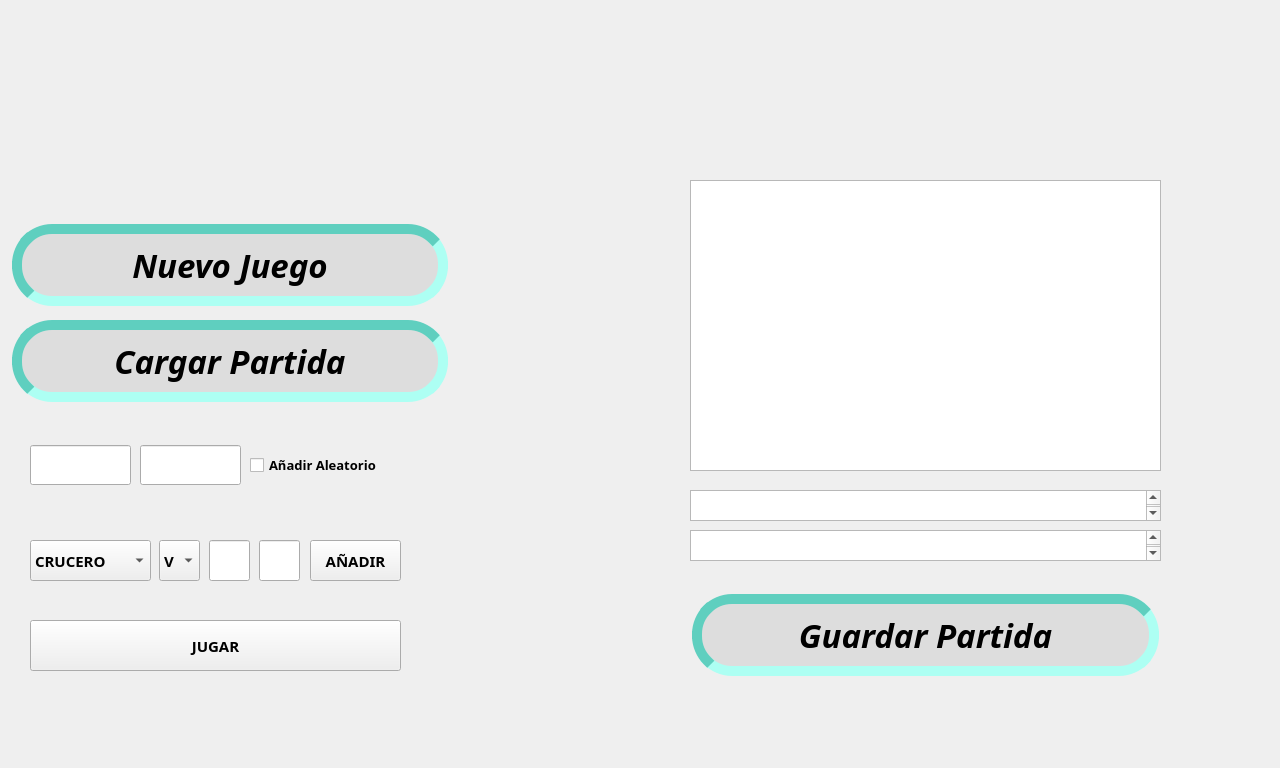
This is TP3_BETA1/Ventana/mainwindow.ui in fnferrero97/tp3BatallaNaval as Qt 5 draws it before an edit. The edited form follows.
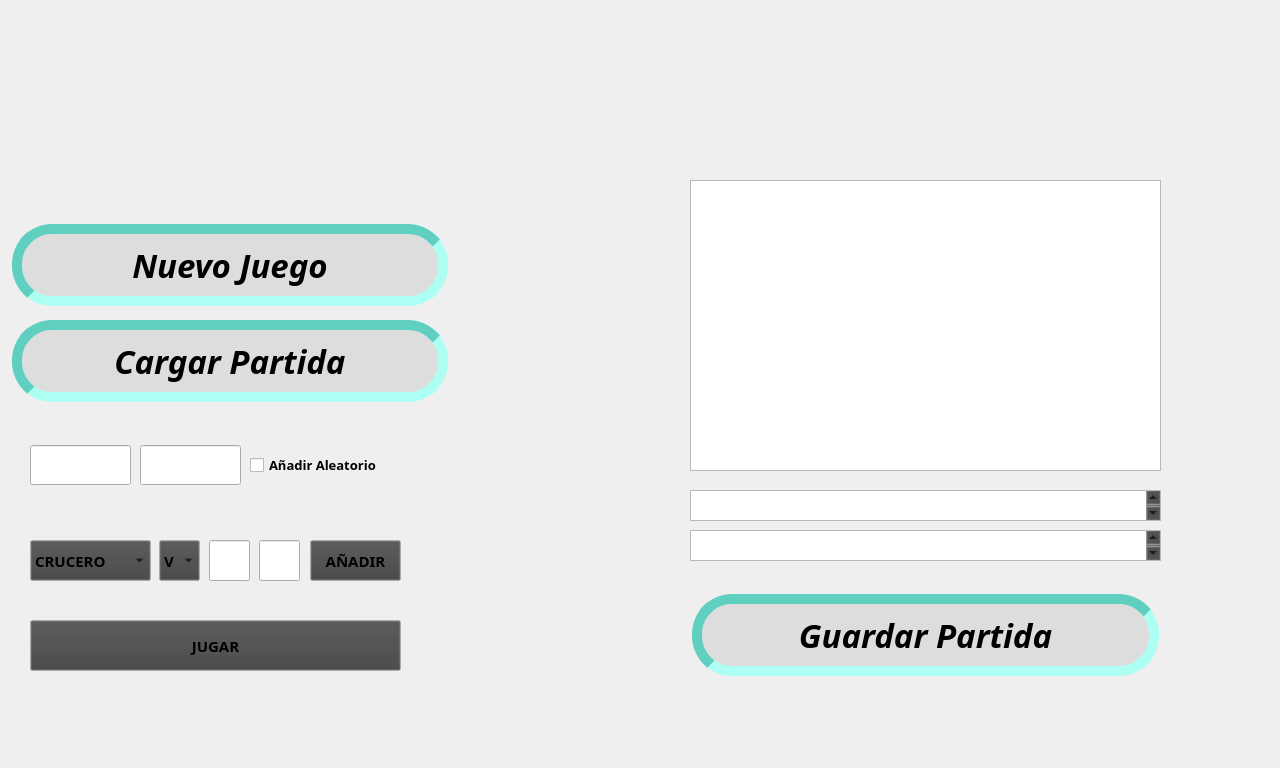
This is the edited form. Icons and pictures are not drawn.

Patch:
```diff
--- a/TP3_BETA1/Ventana/mainwindow.ui
+++ b/TP3_BETA1/Ventana/mainwindow.ui
@@ -24,9 +24,120 @@
   </property>
   <property name="palette">
    <palette>
-    <active/>
-    <inactive/>
-    <disabled/>
+    <active>
+     <colorrole role="Button">
+      <brush brushstyle="SolidPattern">
+       <color alpha="255">
+        <red>198</red>
+        <green>219</green>
+        <blue>245</blue>
+       </color>
+      </brush>
+     </colorrole>
+     <colorrole role="Dark">
+      <brush brushstyle="SolidPattern">
+       <color alpha="255">
+        <red>177</red>
+        <green>177</green>
+        <blue>177</blue>
+       </color>
+      </brush>
+     </colorrole>
+     <colorrole role="Mid">
+      <brush brushstyle="SolidPattern">
+       <color alpha="255">
+        <red>212</red>
+        <green>212</green>
+        <blue>212</blue>
+       </color>
+      </brush>
+     </colorrole>
+     <colorrole role="Text">
+      <brush brushstyle="SolidPattern">
+       <color alpha="255">
+        <red>208</red>
+        <green>208</green>
+        <blue>208</blue>
+       </color>
+      </brush>
+     </colorrole>
+    </active>
+    <inactive>
+     <colorrole role="Button">
+      <brush brushstyle="SolidPattern">
+       <color alpha="255">
+        <red>64</red>
+        <green>65</green>
+        <blue>66</blue>
+       </color>
+      </brush>
+     </colorrole>
+     <colorrole role="Dark">
+      <brush brushstyle="SolidPattern">
+       <color alpha="255">
+        <red>64</red>
+        <green>65</green>
+        <blue>66</blue>
+       </color>
+      </brush>
+     </colorrole>
+     <colorrole role="Mid">
+      <brush brushstyle="SolidPattern">
+       <color alpha="255">
+        <red>160</red>
+        <green>160</green>
+        <blue>160</blue>
+       </color>
+      </brush>
+     </colorrole>
+     <colorrole role="Text">
+      <brush brushstyle="SolidPattern">
+       <color alpha="255">
+        <red>208</red>
+        <green>208</green>
+        <blue>208</blue>
+       </color>
+      </brush>
+     </colorrole>
+    </inactive>
+    <disabled>
+     <colorrole role="Button">
+      <brush brushstyle="SolidPattern">
+       <color alpha="255">
+        <red>198</red>
+        <green>219</green>
+        <blue>245</blue>
+       </color>
+      </brush>
+     </colorrole>
+     <colorrole role="Dark">
+      <brush brushstyle="SolidPattern">
+       <color alpha="255">
+        <red>177</red>
+        <green>177</green>
+        <blue>177</blue>
+       </color>
+      </brush>
+     </colorrole>
+     <colorrole role="Mid">
+      <brush brushstyle="SolidPattern">
+       <color alpha="255">
+        <red>212</red>
+        <green>212</green>
+        <blue>212</blue>
+       </color>
+      </brush>
+     </colorrole>
+     <colorrole role="Text">
+      <brush brushstyle="SolidPattern">
+       <color alpha="255">
+        <red>208</red>
+        <green>208</green>
+        <blue>208</blue>
+       </color>
+      </brush>
+     </colorrole>
+    </disabled>
    </palette>
   </property>
   <property name="font">
@@ -271,19 +382,22 @@
      </property>
      <property name="geometry">
       <rect>
-       <x>0</x>
-       <y>320</y>
-       <width>661</width>
+       <x>600</x>
+       <y>30</y>
+       <width>561</width>
        <height>291</height>
       </rect>
      </property>
+     <property name="autoFillBackground">
+      <bool>false</bool>
+     </property>
      <widget class="QWidget" name="gridLayoutWidget_2">
       <property name="geometry">
        <rect>
-        <x>110</x>
-        <y>0</y>
+        <x>40</x>
+        <y>10</y>
         <width>501</width>
-        <height>261</height>
+        <height>241</height>
        </rect>
       </property>
       <layout class="QGridLayout" name="mapGLayout"/>
@@ -294,14 +408,17 @@
       <rect>
        <x>0</x>
        <y>30</y>
-       <width>661</width>
-       <height>281</height>
+       <width>561</width>
+       <height>291</height>
       </rect>
      </property>
+     <property name="autoFillBackground">
+      <bool>false</bool>
+     </property>
      <widget class="QWidget" name="gridLayoutWidget">
       <property name="geometry">
        <rect>
-        <x>110</x>
+        <x>30</x>
         <y>10</y>
         <width>501</width>
         <height>241</height>
```
Left out of the diff: 9 changed lines with no effect on the pictures.
